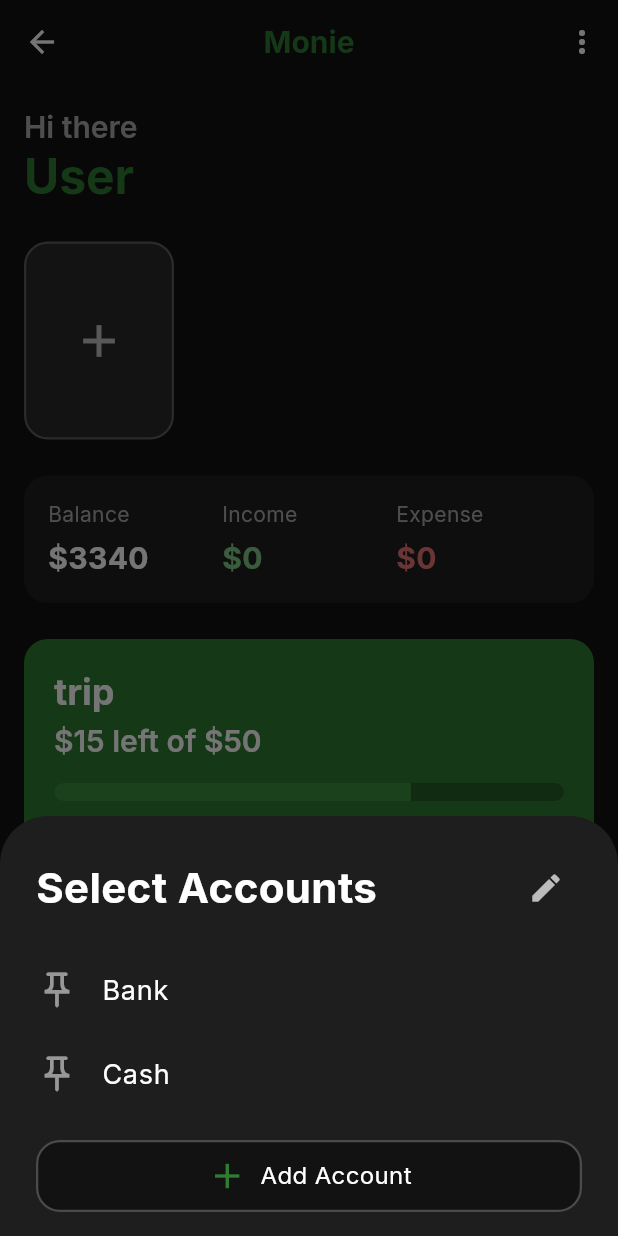
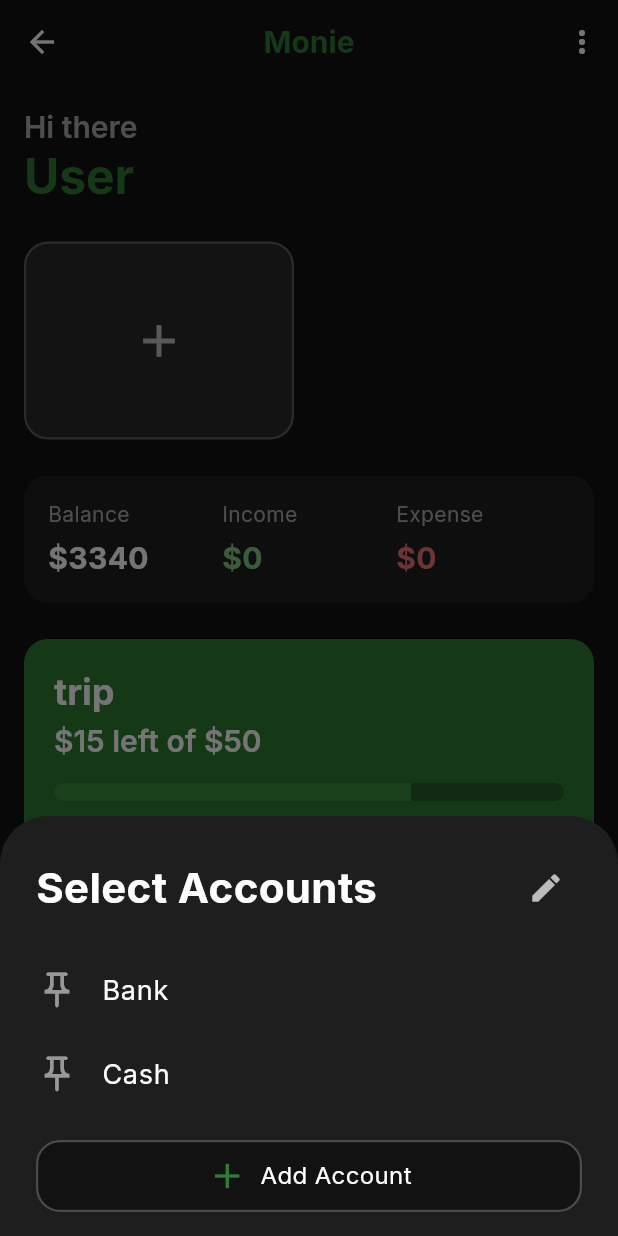
Before and after one commit to tadyuh76/monie, a Flutter app: the HomePage screen opened by its route, after a tap on the "add" icon, on a phone screen of 412 x 824 dp. Run offline on Flutter 3.47's test engine with Material 3 defaults, Android fonts, the phone set to English and light mode, and no system bars; our stand-ins replace dartz, equatable, fl_chart, flutter_bloc, flutter_dotenv, flutter_svg and 5 more; accounts and stored records are empty.

Commit message:
changes color

```diff
--- a/lib/features/home/presentation/widgets/accounts_section_widget.dart
+++ b/lib/features/home/presentation/widgets/accounts_section_widget.dart
@@ -27,7 +27,7 @@ class AccountsSectionWidget extends StatelessWidget {
           } else {
             // Add Account card
             return SizedBox(
-              width: 100,
+              width: 180,
               child: GestureDetector(
                 onTap: onAddAccount,
                 child: Container(
--- a/lib/features/home/presentation/widgets/select_accounts_modal.dart
+++ b/lib/features/home/presentation/widgets/select_accounts_modal.dart
@@ -84,8 +84,9 @@ class _SelectAccountsModalState extends State<SelectAccountsModal> {
               child: InkWell(
                 borderRadius: BorderRadius.circular(12),
                 onTap: () => _handlePinToggle(account.id, !isPinned),
-                splashColor: AppColors.primary.withOpacity(0.3),
-                highlightColor: AppColors.primary.withOpacity(0.15),
+                // ignore: deprecated_member_use
+                splashColor:  Colors.white.withOpacity(0.3),
+                highlightColor: Colors.white,
                 child: ListTile(
                   leading: Icon(
                     isPinned ? Icons.push_pin : Icons.push_pin_outlined,
@@ -106,8 +107,9 @@ class _SelectAccountsModalState extends State<SelectAccountsModal> {
           InkWell(
             borderRadius: BorderRadius.circular(16),
             onTap: widget.onAddAccount,
-            splashColor: AppColors.primary.withOpacity(0.15),
-            highlightColor: AppColors.primary.withOpacity(0.08),
+            // ignore: deprecated_member_use
+            splashColor: Colors.white.withOpacity(0.3),
+            highlightColor:Colors.white,
             child: Container(
               height: 48,
               decoration: BoxDecoration(
```
